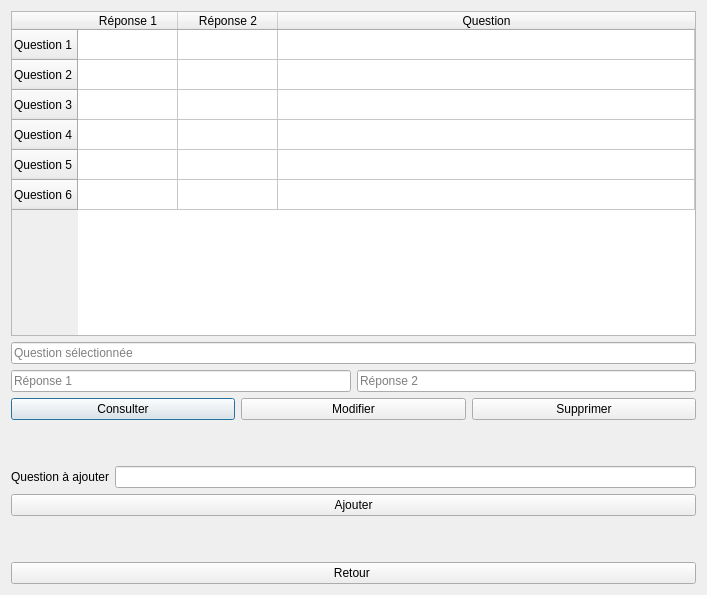
G4bleb/salt-n-pepper, file menuquestion.ui: the form before one commit.
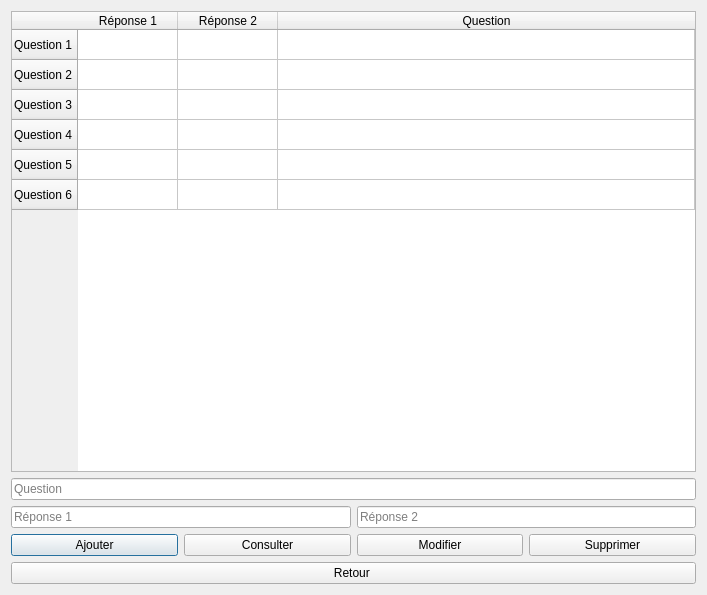
The form after the commit.

```diff
--- a/menuquestion.ui
+++ b/menuquestion.ui
@@ -87,7 +87,7 @@
    <item>
     <widget class="QLineEdit" name="lineEdit_23">
      <property name="placeholderText">
-      <string>Question sélectionnée</string>
+      <string>Question</string>
      </property>
     </widget>
    </item>
@@ -114,6 +114,13 @@
    </item>
    <item>
     <layout class="QHBoxLayout" name="horizontalLayout">
+     <item>
+      <widget class="QPushButton" name="pushButton_26">
+       <property name="text">
+        <string>Ajouter</string>
+       </property>
+      </widget>
+     </item>
      <item>
       <widget class="QPushButton" name="pushButton_consult">
        <property name="text">
@@ -137,59 +144,6 @@
      </item>
     </layout>
    </item>
-   <item>
-    <spacer name="verticalSpacer">
-     <property name="orientation">
-      <enum>Qt::Vertical</enum>
-     </property>
-     <property name="sizeType">
-      <enum>QSizePolicy::Preferred</enum>
-     </property>
-     <property name="sizeHint" stdset="0">
-      <size>
-       <width>20</width>
-       <height>40</height>
-      </size>
-     </property>
-    </spacer>
-   </item>
-   <item>
-    <layout class="QFormLayout" name="formLayout">
-     <item row="0" column="0">
-      <widget class="QLabel" name="label_21">
-       <property name="text">
-        <string>Question à ajouter</string>
-       </property>
-      </widget>
-     </item>
-     <item row="0" column="1">
-      <widget class="QLineEdit" name="lineEdit_24"/>
-     </item>
-     <item row="1" column="0" colspan="2">
-      <widget class="QPushButton" name="pushButton_26">
-       <property name="text">
-        <string>Ajouter</string>
-       </property>
-      </widget>
-     </item>
-    </layout>
-   </item>
-   <item>
-    <spacer name="verticalSpacer_2">
-     <property name="orientation">
-      <enum>Qt::Vertical</enum>
-     </property>
-     <property name="sizeType">
-      <enum>QSizePolicy::Preferred</enum>
-     </property>
-     <property name="sizeHint" stdset="0">
-      <size>
-       <width>20</width>
-       <height>40</height>
-      </size>
-     </property>
-    </spacer>
-   </item>
    <item>
     <widget class="QPushButton" name="pushButton_returnMainMenu">
      <property name="text">
```
